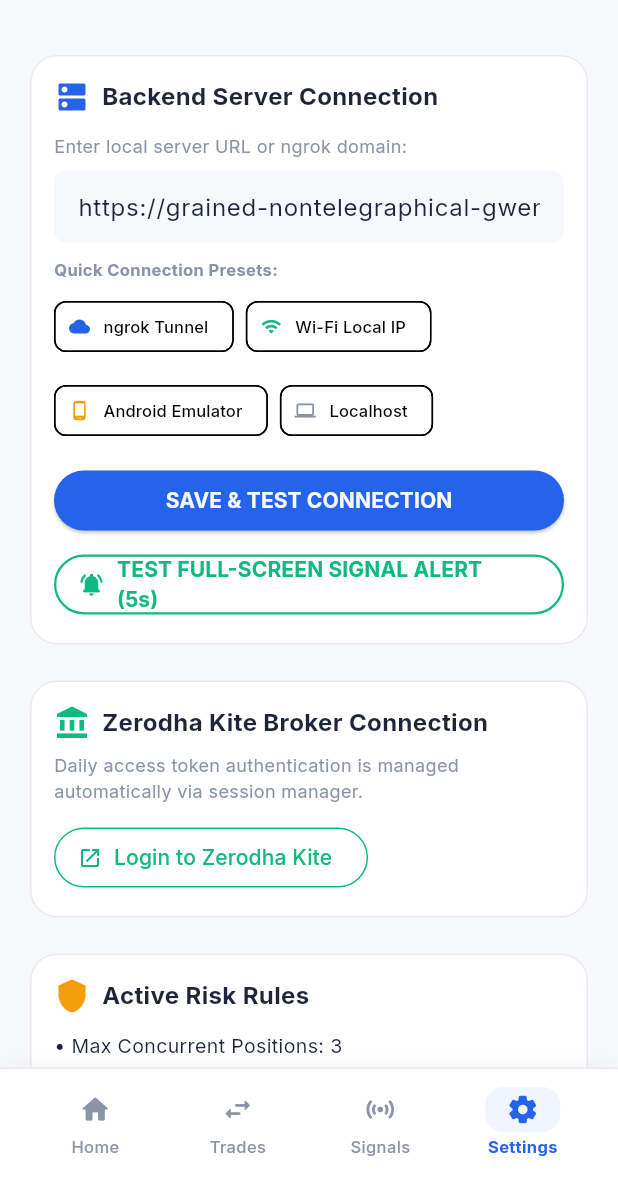
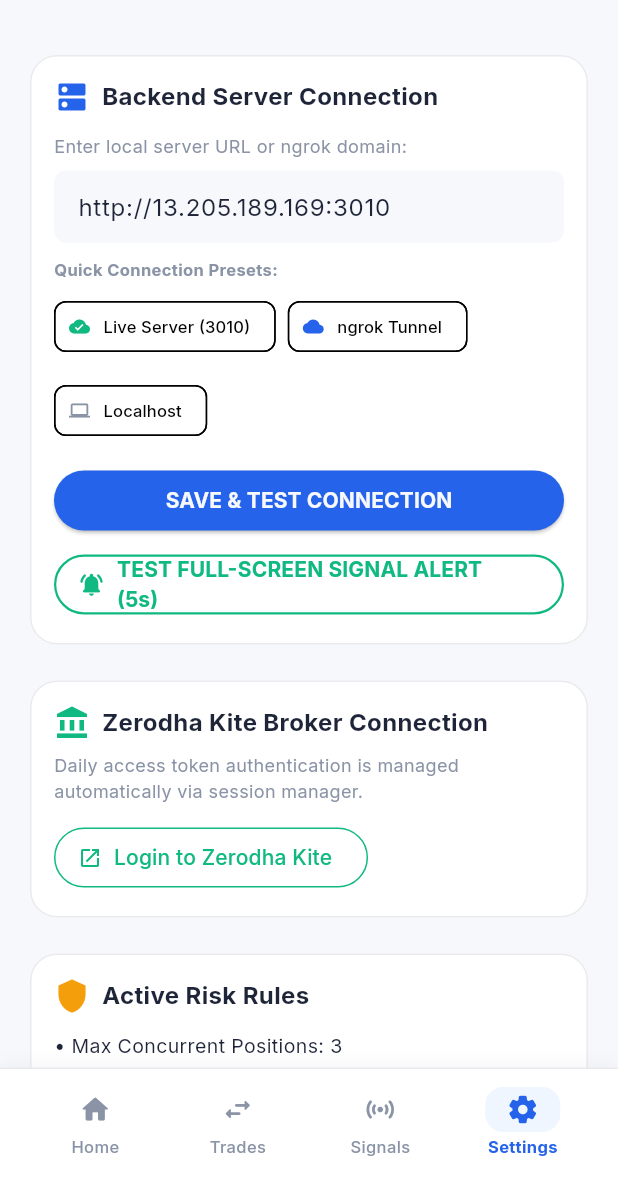
Before and after one commit to sanjay14sn/Trading_view, a Flutter app: the screen it shows after launch, item 4 of the bottom bar chosen, on a phone screen of 412 x 824 dp, the part 59-1236 px from its top. Run offline on Flutter 3.47's test engine with Material 3 defaults, Android fonts, the phone set to English and light mode, and no system bars; our stand-ins replace audioplayers, flutter_dotenv, flutter_local_notifications, google_fonts, socket_io_client; network calls fail; project files that could hold a hidden picture were left out.

Commit message:
nws chan

```diff
--- a/mobile_app/lib/main.dart
+++ b/mobile_app/lib/main.dart
@@ -1,4 +1,5 @@
 import 'package:flutter/material.dart';
+import 'package:flutter_dotenv/flutter_dotenv.dart';
 import 'package:provider/provider.dart';
 import 'providers/trading_provider.dart';
 import 'theme/app_theme.dart';
@@ -8,6 +9,11 @@
 
 void main() async {
   WidgetsFlutterBinding.ensureInitialized();
+  try {
+    await dotenv.load(fileName: ".env");
+  } catch (e) {
+    debugPrint("Could not load .env file: $e");
+  }
   await LocalNotificationService.init();
   runApp(const TradingViewAlgoApp());
 }
--- a/mobile_app/lib/providers/trading_provider.dart
+++ b/mobile_app/lib/providers/trading_provider.dart
@@ -1,6 +1,7 @@
 import 'dart:async';
 import 'dart:io' show Platform;
 import 'package:flutter/foundation.dart';
+import 'package:flutter_dotenv/flutter_dotenv.dart';
 import '../services/api_service.dart';
 import '../services/socket_service.dart';
 import '../services/notification_service.dart';
@@ -41,8 +42,10 @@
   int get activePositions => _dashboardData?['activePositions'] ?? 0;
 
   TradingProvider() {
-    // Default URL preference order
-    _serverUrl = 'https://grained-nontelegraphical-gwen.ngrok-free.dev';
+    // Default URL from dotenv or fallback
+    _serverUrl = dotenv.env['SERVER_URL'] ??
+        dotenv.env['API_BASE_URL'] ??
+        'http://13.205.189.169:3010';
     _apiService = ApiService(baseUrl: _serverUrl);
     _socketService = SocketService();
 
@@ -87,7 +90,7 @@
     await refreshAll();
 
     _autoRefreshTimer?.cancel();
-    _autoRefreshTimer = Timer.periodic(const Duration(seconds: 10), (_) {
+    _autoRefreshTimer = Timer.periodic(const Duration(seconds: 30), (_) {
       refreshAll(silent: true);
     });
   }
@@ -105,6 +108,7 @@
 
   Future<void> _autoDiscoverServer() async {
     final candidateUrls = [
+      'http://13.205.189.169:3010',
       'https://grained-nontelegraphical-gwen.ngrok-free.dev',
       'http://10.255.198.129:3001',
       (!kIsWeb && Platform.isAndroid) ? 'http://10.0.2.2:3001' : 'http://localhost:3001',
@@ -131,12 +135,12 @@
       notifyListeners();
     }
 
-    _isServerOnline = await _apiService.checkHealth();
+    _isServerOnline = await _apiService.checkHealth() || _socketService.isConnected;
 
-    // If offline, attempt auto-discovery
-    if (!_isServerOnline) {
+    // Only attempt candidate auto-discovery on explicit non-silent refresh/startup
+    if (!_isServerOnline && !silent) {
       await _autoDiscoverServer();
-      _isServerOnline = await _apiService.checkHealth();
+      _isServerOnline = await _apiService.checkHealth() || _socketService.isConnected;
     }
 
     if (_isServerOnline) {
--- a/mobile_app/lib/screens/settings_screen.dart
+++ b/mobile_app/lib/screens/settings_screen.dart
@@ -58,7 +58,7 @@
                   TextField(
                     controller: _urlController,
                     decoration: InputDecoration(
-                      hintText: 'http://localhost:3001 or https://xxx.ngrok-free.dev',
+                      hintText: 'http://13.205.189.169:3010 or https://xxx.ngrok-free.dev',
                       filled: true,
                       fillColor: AppTheme.background,
                       border: OutlineInputBorder(borderRadius: BorderRadius.circular(8), borderSide: BorderSide.none),
@@ -73,24 +73,17 @@
                     runSpacing: 8,
                     children: [
                       ActionChip(
+                        avatar: const Icon(Icons.cloud_done, size: 14, color: AppTheme.buyGreen),
+                        label: const Text('Live Server (3010)', style: TextStyle(fontSize: 11)),
+                        onPressed: () {
+                          _urlController.text = 'http://13.205.189.169:3010';
+                        },
+                      ),
+                      ActionChip(
                         avatar: const Icon(Icons.cloud, size: 14, color: AppTheme.primary),
                         label: const Text('ngrok Tunnel', style: TextStyle(fontSize: 11)),
                         onPressed: () {
                           _urlController.text = 'https://grained-nontelegraphical-gwen.ngrok-free.dev';
-                        },
-                      ),
-                      ActionChip(
-                        avatar: const Icon(Icons.wifi, size: 14, color: AppTheme.buyGreen),
-                        label: const Text('Wi-Fi Local IP', style: TextStyle(fontSize: 11)),
-                        onPressed: () {
-                          _urlController.text = 'http://10.255.198.129:3001';
-                        },
-                      ),
-                      ActionChip(
-                        avatar: const Icon(Icons.phone_android, size: 14, color: AppTheme.warningOrange),
-                        label: const Text('Android Emulator', style: TextStyle(fontSize: 11)),
-                        onPressed: () {
-                          _urlController.text = 'http://10.0.2.2:3001';
                         },
                       ),
                       ActionChip(
--- a/mobile_app/lib/services/api_service.dart
+++ b/mobile_app/lib/services/api_service.dart
@@ -1,6 +1,5 @@
 import 'dart:convert';
-import 'dart:io' show Platform;
-import 'package:flutter/foundation.dart' show kIsWeb;
+import 'package:flutter_dotenv/flutter_dotenv.dart';
 import 'package:http/http.dart' as http;
 
 class ApiService {
@@ -8,9 +7,9 @@
 
   ApiService({String? baseUrl})
       : baseUrl = baseUrl ??
-            (!kIsWeb && Platform.isAndroid
-                ? 'http://10.0.2.2:3001'
-                : 'http://localhost:3001');
+            dotenv.env['API_BASE_URL'] ??
+            dotenv.env['SERVER_URL'] ??
+            'http://13.205.189.169:3010';
 
   void updateBaseUrl(String url) {
     if (url.endsWith('/')) {
@@ -37,10 +36,8 @@
         final data = jsonDecode(response.body);
         return data['status'] == 'OK';
       }
-      print('ApiService health check failed with status: ${response.statusCode}');
       return false;
-    } catch (e) {
-      print('ApiService Health Check Error ($baseUrl/health): $e');
+    } catch (_) {
       return false;
     }
   }
--- a/mobile_app/pubspec.yaml
+++ b/mobile_app/pubspec.yaml
@@ -38,6 +38,7 @@
   intl: ^0.19.0
   audioplayers: ^6.6.0
   flutter_local_notifications: ^20.1.0
+  flutter_dotenv: ^5.2.1
 
 dev_dependencies:
   flutter_test:
@@ -62,6 +63,7 @@
   uses-material-design: true
 
   assets:
+    - .env
     - assets/sounds/alert.wav
 
   # An image asset can refer to one or more resolution-specific "variants", see
```
Also changed, not shown: mobile_app/pubspec.lock, 8 other files.
